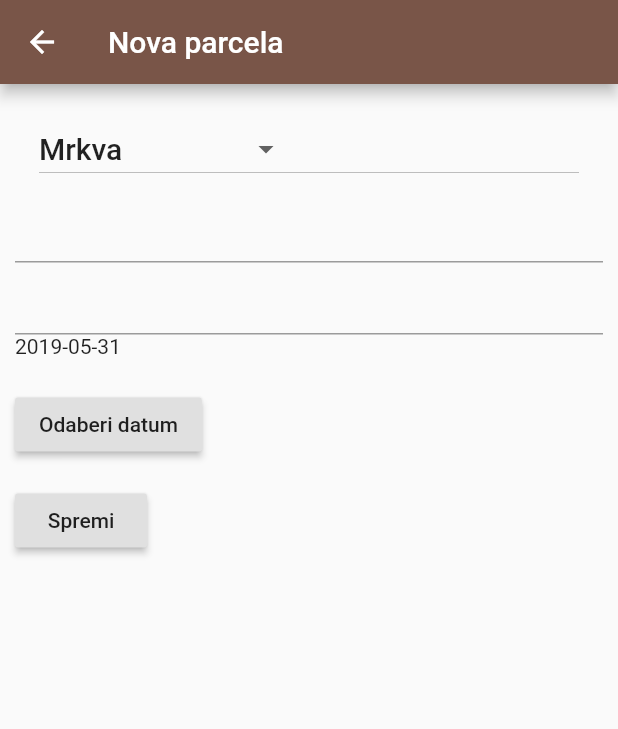
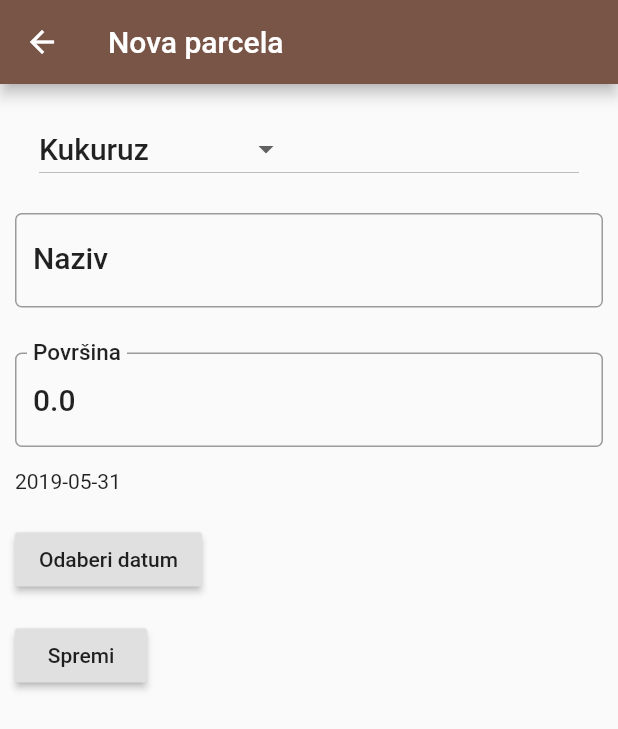
Before and after one commit to svigmeister/zavrsni, a Flutter app: the screen it shows after launch, after a tap on the "add" icon, on a phone screen of 412 x 824 dp. Shown: the top 729 px of the screen. Run offline on Flutter 3.47's test engine with Material 2 defaults, Android fonts, the phone set to English and light mode, and no system bars; our stand-ins replace sqflite; accounts and stored records are empty.

Commit message:
added some methods in db helper, created dart files for screens, added decorations on parcel form text fields, form looks better now but during editing of text fields it shows error 'bottom overflowed by 50 pixels'

```diff
--- a/lib/models/parcel.dart
+++ b/lib/models/parcel.dart
@@ -74,6 +74,7 @@ class Parcel {
     this._currentQuantity = map['currentQuantity'];
   }
 
+  @override
   String toString() {
     return '_Id parcele: ' + this.id.toString() + '\nIme parcele: ' + this.parcelName
         + '\nPovršina: ' + this.m2.toString() + '\nUsjev: ' + this.crop
--- /dev/null
+++ b/lib/screens/activity_detail.dart
@@ -0,0 +1 @@
+// TODO
--- /dev/null
+++ b/lib/screens/activity_list.dart
@@ -0,0 +1 @@
+// TODO
--- /dev/null
+++ b/lib/screens/parcel_detail.dart
@@ -0,0 +1 @@
+// TODO
--- a/lib/screens/parcel_form.dart
+++ b/lib/screens/parcel_form.dart
@@ -25,7 +25,7 @@ class ParcelFormState extends State<ParcelForm> {
   // Note: This is a GlobalKey<FormState>, not a GlobalKey<ParcelFormState>!
   final _parcelFormKey = GlobalKey<FormState>();
 
-  static var _crops = ['Kuruza', 'Paradajz', 'Mrkva', 'Pšenica', 'Tikvice'];
+  static var _crops = ['Kukuruz', 'Mrkva', 'Pšenica', 'Rajčica'];
   Parcel parcel;
   String appBarTitle;
   TextEditingController parcelNameController = TextEditingController();
@@ -42,7 +42,7 @@ class ParcelFormState extends State<ParcelForm> {
         initialDate: DateTime.parse(parcel.startTime),
         firstDate: DateTime(2010),
         lastDate: DateTime(2060));
-    if (picked != null && picked != selectedDate)
+    if (picked != null)
       setState(() {
         selectedDate = picked;
       });
@@ -52,6 +52,9 @@ class ParcelFormState extends State<ParcelForm> {
   Widget build(BuildContext context) {
     // Build a Form widget using the _parcelFormKey we created above
     TextStyle textStyle = Theme.of(context).textTheme.title;
+    parcelNameController.text = parcel.parcelName;
+    m2Controller.text = parcel.m2.toString();
+
     return WillPopScope(
         onWillPop: () {
           moveToLastScreen();
@@ -67,7 +70,8 @@ class ParcelFormState extends State<ParcelForm> {
                   }),
             ),
             body: Padding(
-              padding: EdgeInsets.only(top: 15.0, left: 10.0, right: 10.0),
+              padding: EdgeInsets.only(
+                  top: 15.0, bottom: 15.0, left: 10.0, right: 10.0),
               child: Column(
                 children: <Widget>[
                   ListTile(
@@ -83,7 +87,8 @@ class ParcelFormState extends State<ParcelForm> {
                         hint: Text('Odaberite usjev'),
                         onChanged: (valueSelectedByUser) {
                           setState(() {
-                            debugPrint('User selected $valueSelectedByUser [parcel_form]');
+                            debugPrint(
+                                'User selected $valueSelectedByUser [parcel_form]');
                             parcel.crop = valueSelectedByUser;
                           });
                         }),
@@ -92,8 +97,7 @@ class ParcelFormState extends State<ParcelForm> {
                 ],
               ),
             )
-        )
-    );
+        ));
   }
 
   Widget parcelFormUI() {
@@ -103,18 +107,41 @@ class ParcelFormState extends State<ParcelForm> {
       child: Column(
         crossAxisAlignment: CrossAxisAlignment.start,
         children: <Widget>[
-          TextFormField(
+          Padding(
+            padding: EdgeInsets.only(top: 15.0, bottom: 15.0),
+            child: TextFormField(
               controller: parcelNameController,
               style: textStyle,
+              decoration: InputDecoration(
+                  labelText: 'Naziv',
+                  labelStyle: textStyle,
+                  border: OutlineInputBorder(
+                      borderRadius: BorderRadius.circular(4.5))
+              ),
+              onEditingComplete: () {
+                updateName();
+              },
               validator: (value) {
                 if (value.isEmpty) {
                   return 'Unesite naziv parcele koji još ne koristite!';
                 }
               },
             ),
-          TextFormField(
+          ),
+          Padding(
+            padding: EdgeInsets.only(top: 15.0, bottom: 15.0),
+            child: TextFormField(
               controller: m2Controller,
               style: textStyle,
+              decoration: InputDecoration(
+                  labelText: 'Površina',
+                  labelStyle: textStyle,
+                  border: OutlineInputBorder(
+                      borderRadius: BorderRadius.circular(4.5))
+              ),
+              onEditingComplete: () {
+                updateM2();
+              },
               validator: (value) {
                 RegExp numRegex = new RegExp(r'^[0-9]+(\.[0-9]+)?$');
                 if (value.isEmpty) {
@@ -125,8 +152,11 @@ class ParcelFormState extends State<ParcelForm> {
                 }
               },
             ),
+          ),
           Text(DateFormat('yyyy-MM-dd').format(selectedDate)),
-          SizedBox(height: 20.0,),
+          SizedBox(
+            height: 20.0,
+          ),
           RaisedButton(
             onPressed: () => _selectDate(context),
             child: Text('Odaberi datum'),
@@ -151,6 +181,13 @@ class ParcelFormState extends State<ParcelForm> {
         ],
       ),
     );
+  }
+
+  void updateName() {
+    parcel.parcelName = parcelNameController.text;
+  }
+  void updateM2() {
+    parcel.m2 = double.parse(m2Controller.text);
   }
 
   void _save(Parcel parcelToSave) async {
@@ -178,7 +215,8 @@ class ParcelFormState extends State<ParcelForm> {
     parcel.startTime = DateFormat('yyyy-MM-dd').format(date);
   }
 
-  Future<void> _showAlertDialog(BuildContext context, String title, String message) {
+  Future<void> _showAlertDialog(
+      BuildContext context, String title, String message) {
     return showDialog<void>(
       context: context,
       builder: (BuildContext context) {
--- a/lib/screens/parcel_list.dart
+++ b/lib/screens/parcel_list.dart
@@ -1,10 +1,8 @@
 import 'package:flutter/material.dart';
 import 'package:intl/intl.dart';
-import 'dart:async';
-import 'package:sqflite/sqflite.dart';
 
 import '../models/parcel.dart';
-import 'package:my_crop/screens/parcel_form.dart';
+import '../screens/parcel_form.dart';
 import '../utils/database_helper.dart';
 
 // Create a List Widget
@@ -29,7 +27,7 @@ class ParcelListState extends State<ParcelList> {
           onPressed: () {
             DateTime now = DateTime.now();
             String formattedDate = DateFormat('yyyy-MM-dd').format(now);
-            navigateToParcelForm(Parcel('Moja Parcela', 1, 'Mrkva', formattedDate),
+            navigateToParcelForm(Parcel('', 0, 'Kukuruz', formattedDate),
                 'Nova parcela');
             setState(() {});
           }
--- /dev/null
+++ b/lib/screens/record_form.dart
@@ -0,0 +1 @@
+// TODO
--- /dev/null
+++ b/lib/screens/record_list.dart
@@ -0,0 +1 @@
+// TODO
--- a/lib/utils/database_helper.dart
+++ b/lib/utils/database_helper.dart
@@ -1,11 +1,12 @@
-import 'dart:io';
 import 'package:flutter/material.dart';
 import 'package:path/path.dart';
 import 'package:sqflite/sqflite.dart';
-import 'package:path_provider/path_provider.dart';
-import 'package:intl/intl.dart';
 
 import '../models/parcel.dart';
+import '../models/crop.dart';
+import '../models/activity.dart';
+import '../models/tool.dart';
+import '../models/record.dart';
 
 
 class DatabaseHelper {
@@ -94,9 +95,15 @@ class DatabaseHelper {
                 $columnQuantity REAL
               )
               ''');
+
+    _initCrops();
+    // _initTools();
+    _initActivityTypes();
+    // _initActivities();
   }
 
   // Database helper methods:
+  // Parcels
 
   // Inserts a row in the database where each key in the Map is a column name
   // and the value is the column value. The return value is the id of the
@@ -108,13 +115,14 @@ class DatabaseHelper {
     return id;
   }
 
-  // Return all parcels of the user, immediate conversion from map to parcel
+  // Return all parcels of the user, immediate conversion from map to parcel objects
   Future<List<Parcel>> getAllParcels() async {
     debugPrint('Entered getAllParcels [dbHelper]');
     Database db = await instance.database;
     List<Map<String, dynamic>> mapList = await db.query(tableParcel);
     int count = mapList.length;
-    debugPrint('Map list: [dbHelper]\n' + mapList.toString() + '\nCount: $count');
+    debugPrint('Maps list: [dbHelper] [getAllParcels]\n' + mapList.toString()
+        + '\nCount: $count');
     List<Parcel> parcelList = new List();
     for (int i = 0; i < count; i++) {
       Parcel tmp = Parcel.fromMap(mapList[i]);
@@ -138,6 +146,147 @@ class DatabaseHelper {
     Database db = await instance.database;
     return await db.delete(tableParcel, where: '$columnParcelId = ?', whereArgs: [id]);
   }
+
+  // Crops
+
+  // Inserts a row in the database where each key in the Map is a column name
+  // and the value is the column value. The return value is the id of the
+  // inserted row.
+  Future<int> insertCrop(Map<String, dynamic> row) async {
+    debugPrint('Entered insertCrop [dbHelper]\nRow to enter: ' + row.toString());
+    Database db = await instance.database;
+    int id = await db.insert(tableCrop, row);
+    return id;
+  }
+
+  // Initial data for app, returns id of the last crop (number of crops added)
+  Future <int> _initCrops() async {
+    debugPrint('Entered _initCrops [dbHelper]');
+    int id;
+
+    Map<String, dynamic> row1 = {
+      columnCropName : 'Kukuruz'
+    };
+    id = await insertCrop(row1);
+    debugPrint('Inserted crop: $row1 with id: $id [_initCrops]');
+
+    Map<String, dynamic> row2 = {
+      columnCropName : 'Pšenica'
+    };
+    id = await insertCrop(row2);
+    debugPrint('Inserted crop: $row2 with id: $id [_initCrops]');
+
+    Map<String, dynamic> row3 = {
+      columnCropName : 'Rajčica'
+    };
+    id = await insertCrop(row3);
+    debugPrint('Inserted crop: $row3 with id: $id [_initCrops]');
+
+    Map<String, dynamic> row4 = {
+      columnCropName : 'Mrkva'
+    };
+    id = await insertCrop(row4);
+    debugPrint('Inserted crop: $row4 with id: $id [_initCrops]');
+
+    return id;
+  }
+
+  // Return all crops, immediate conversion from map to crop objects
+  Future<List<Crop>> getAllCrops() async {
+    debugPrint('Entered getAllCrops [dbHelper]');
+    Database db = await instance.database;
+    List<Map<String, dynamic>> mapList = await db.query(tableCrop);
+    int count = mapList.length;
+    debugPrint('Maps list: [dbHelper] [getAllCrops]\n' + mapList.toString()
+        + '\nCount: $count');
+    List<Crop> cropList = new List();
+    for (int i = 0; i < count; i++) {
+      Crop tmp = Crop.fromMap(mapList[i]);
+      cropList.add(tmp);
+    }
+    debugPrint('Return crop list: [dbHelper]\n' + cropList.toString());
+    return cropList;
+  }
+
+  // ActivityTypes
+
+  // Inserts a row in the database where each key in the Map is a column name
+  // and the value is the column value. The return value is the id of the
+  // inserted row.
+  Future<int> insertActivityType(Map<String, dynamic> row) async {
+    debugPrint('Entered insertActivityType [dbHelper]\nRow to enter: ' + row.toString());
+    Database db = await instance.database;
+    int id = await db.insert(tableActivityType, row);
+    return id;
+  }
+
+  // Initial data for app, returns id of the last activity type
+  Future <int> _initActivityTypes() async {
+    debugPrint('Entered _initActivityTypes [dbHelper]');
+    int id;
+
+    Map<String, dynamic> row1 = {
+      columnActivityType : 'Obrada tla'
+    };
+    id = await insertActivityType(row1);
+    debugPrint('Inserted activity type: $row1 with id: $id [_initActivityTypes]');
+
+    Map<String, dynamic> row2 = {
+      columnActivityType : 'Gnojenje'
+    };
+    id = await insertActivityType(row2);
+    debugPrint('Inserted activity type: $row2 with id: $id [_initActivityTypes]');
+
+    Map<String, dynamic> row3 = {
+      columnActivityType : 'Sjetva'
+    };
+    id = await insertActivityType(row3);
+    debugPrint('Inserted activity type: $row3 with id: $id [_initActivityTypes]');
+
+    Map<String, dynamic> row4 = {
+      columnActivityType : 'Sadnja'
+    };
+    id = await insertActivityType(row4);
+    debugPrint('Inserted activity type: $row4 with id: $id [_initActivityTypes]');
+
+    Map<String, dynamic> row5 = {
+      columnActivityType : 'Prihranjivanje'
+    };
+    id = await insertActivityType(row5);
+    debugPrint('Inserted activity type: $row5 with id: $id [_initActivityTypes]');
+
+    Map<String, dynamic> row6 = {
+      columnActivityType : 'Njega'
+    };
+    id = await insertActivityType(row6);
+    debugPrint('Inserted activity type: $row6 with id: $id [_initActivityTypes]');
+
+    Map<String, dynamic> row7 = {
+      columnActivityType : 'Berba'
+    };
+    id = await insertActivityType(row7);
+    debugPrint('Inserted activity type: $row7 with id: $id [_initActivityTypes]');
+
+    Map<String, dynamic> row8 = {
+      columnActivityType : 'Prodaja'
+    };
+    id = await insertActivityType(row8);
+    debugPrint('Inserted activity type: $row8 with id: $id [_initActivityTypes]');
+
+    return id;
+  }
+
+  // Activities
+  // insert, init, get(multiple)
+  // TODO
+
+  // Tools
+  // insert, init, get(multiple)
+  // TODO
+
+  // Records
+  // insert, update, delete, getAll
+  // TODO
 
 // All repeated column names are commented
   final String tableParcel = 'parcel';
```
Lines whose indentation alone changed are shown as unchanged.
